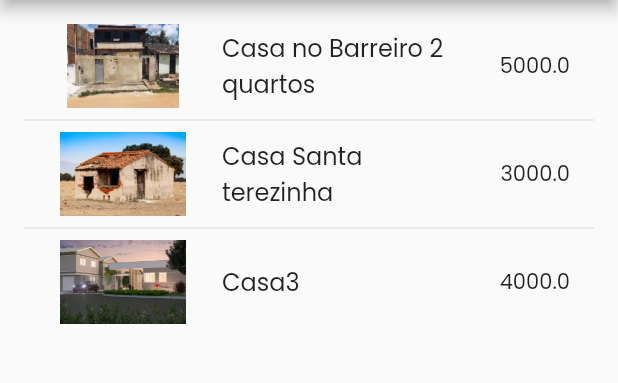
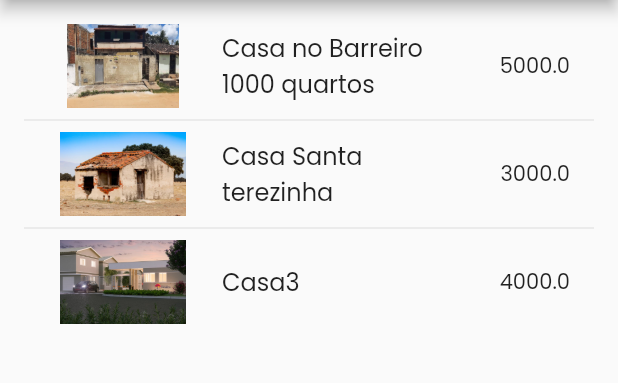
Before and after one commit to luandemitry/findway, a Flutter app: the screen it shows after launch, after a tap on "Terminal", on a phone screen of 412 x 824 dp, the part 84-467 px from its top. Run offline on Flutter 3.47's test engine with Material 2 defaults, Android fonts, the phone set to English and light mode, and no system bars; our stand-ins replace font_awesome_flutter, google_fonts.

Commit message:
create new page

```diff
--- /dev/null
+++ b/lib/casas_otica.dart
@@ -0,0 +1,36 @@
+import 'package:flutter/material.dart';
+import 'package:teste_grafos/repositories/casa_repo.dart';
+
+
+const primaryColor = Color(0xFF2d4d25);
+
+class PaginaCasas2 extends StatelessWidget {
+  const PaginaCasas2({Key? key}) : super(key: key);
+
+  @override
+  Widget build(BuildContext context) {
+    final tabela_2 = CasaRepo.tabela_2;
+
+    return Scaffold(
+      appBar: AppBar(
+        backgroundColor: primaryColor,
+        title: Text('Casas'),
+      ),
+      body: ListView.separated(
+          itemBuilder: (BuildContext context, int casa){
+            return ListTile(
+                leading: SizedBox(
+                  height: 200,
+                  width: 100,
+                  child: Image.asset(tabela_2[casa].imagem),
+                ) ,
+                title: Text(tabela_2[casa].nome),
+                trailing: Text(tabela_2[casa].preco.toString())
+            );
+          },
+          padding: EdgeInsets.all(16),
+          separatorBuilder: (_,___) => Divider(),
+          itemCount: tabela_2.length),
+    );
+  }
+}
--- a/lib/main.dart
+++ b/lib/main.dart
@@ -2,6 +2,7 @@ import 'package:flutter/material.dart';
 import 'package:google_fonts/google_fonts.dart';
 import 'package:font_awesome_flutter/font_awesome_flutter.dart';
 import 'package:teste_grafos/bottom_item.dart';
+import 'package:teste_grafos/casas_otica.dart';
 import 'package:teste_grafos/menu_option.dart';
 import 'package:teste_grafos/recommend_card.dart';
 import 'package:teste_grafos/casas_page.dart';
@@ -13,6 +14,22 @@ void main() {
 Route _createRoute() {
   return PageRouteBuilder(
     pageBuilder: (context, animation, secondaryAnimation) => const PaginaCasas(),
+    transitionsBuilder: (context, animation, secondaryAnimation, child) {
+      const begin = Offset(0.0, 1.0);
+      const end = Offset.zero;
+      const curve = Curves.ease;
+
+      var tween = Tween(begin: begin, end: end).chain(CurveTween(curve: curve));
+      return FadeTransition(
+        opacity: animation,
+        child: child,
+      );
+    },
+  );
+}
+Route _createRoute2() {
+  return PageRouteBuilder(
+    pageBuilder: (context, animation, secondaryAnimation) => const PaginaCasas2(),
     transitionsBuilder: (context, animation, secondaryAnimation, child) {
       const begin = Offset(0.0, 1.0);
       const end = Offset.zero;
@@ -145,7 +162,7 @@ class _MyHomePageState extends State<MyHomePage> {
                           MenuOption(
                             title: "Ótica",
                             iconData: FontAwesomeIcons.eye,
-                            selected: false,
+                            selected: true,
                           ),
                           SizedBox(
                             width: 24,
@@ -172,7 +189,7 @@ class _MyHomePageState extends State<MyHomePage> {
                     ),
                     GestureDetector(
                       onTap: () {
-                            Navigator.of(context).push(_createRoute());
+                            Navigator.of(context).push(_createRoute2());
                       },
                       child: Row(
                         mainAxisAlignment: MainAxisAlignment.spaceEvenly,
@@ -186,8 +203,8 @@ class _MyHomePageState extends State<MyHomePage> {
                             width: 24,
                           ),
                           MenuOption(
-                            title: "Pontos Taxi",
-                            iconData: FontAwesomeIcons.taxi,
+                            title: "Futebol",
+                            iconData: FontAwesomeIcons.soccerBall,
                             selected: false,
                           ),
                           SizedBox(
--- a/lib/repositories/casa_repo.dart
+++ b/lib/repositories/casa_repo.dart
@@ -15,4 +15,18 @@ class CasaRepo {
         nome: 'Casa3',
         preco: 4000)
   ];
+  static List<Casa> tabela_2 = [
+    Casa(
+        imagem: 'assets/images/casa1_ST.jpg',
+        nome: 'Casa no Barreiro 1000 quartos',
+        preco: 5000),
+    Casa(
+        imagem: 'assets/images/casa_velha.png',
+        nome: 'Casa Santa terezinha',
+        preco: 3000),
+    Casa(
+        imagem: 'assets/images/casa_nova.png',
+        nome: 'Casa3',
+        preco: 4000)
+  ];
 }
```
